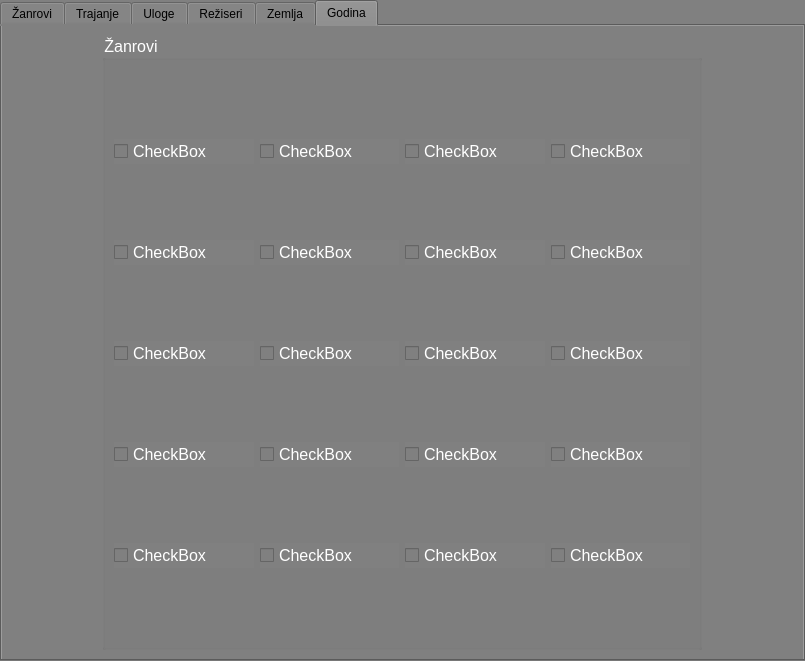
This is I_godina/I_semestar/Osnove_Programiranja/Projekat/screens/films/Filters.ui in MihajloMilojevic/FTN as Qt 5 draws it before an edit. The edited form follows.
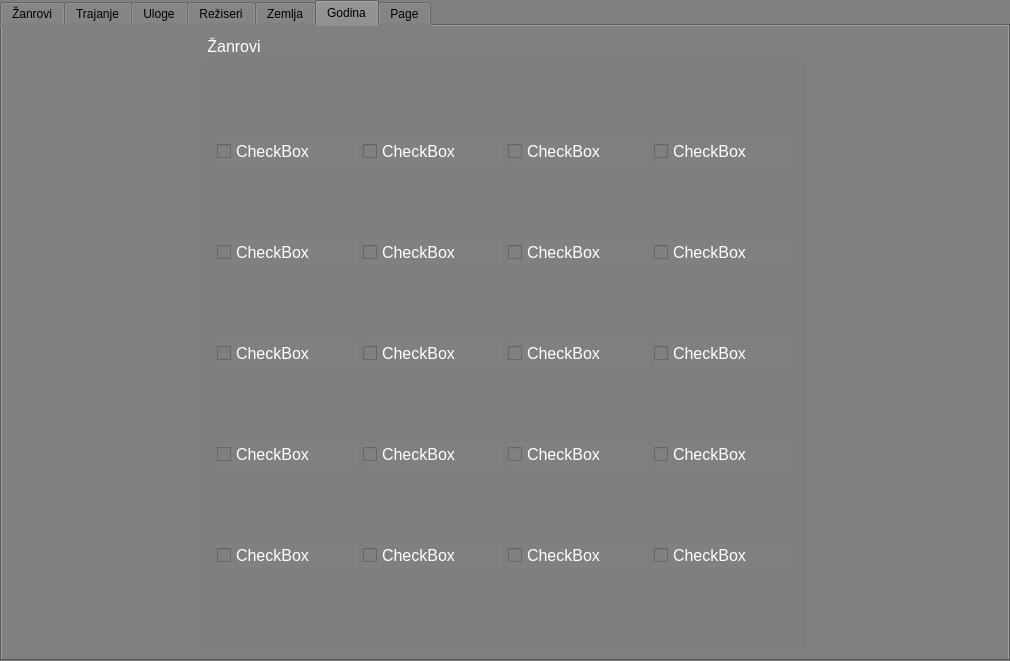
This is the edited form.

Diff of the .ui file:
```diff
--- a/I_godina/I_semestar/Osnove_Programiranja/Projekat/screens/films/Filters.ui
+++ b/I_godina/I_semestar/Osnove_Programiranja/Projekat/screens/films/Filters.ui
@@ -6,7 +6,7 @@
    <rect>
     <x>0</x>
     <y>0</y>
-    <width>805</width>
+    <width>1010</width>
     <height>661</height>
    </rect>
   </property>
@@ -1795,6 +1795,11 @@
        </item>
       </layout>
      </widget>
+     <widget class="QWidget" name="tab_7">
+      <attribute name="title">
+       <string>Page</string>
+      </attribute>
+     </widget>
     </widget>
    </item>
   </layout>
```
